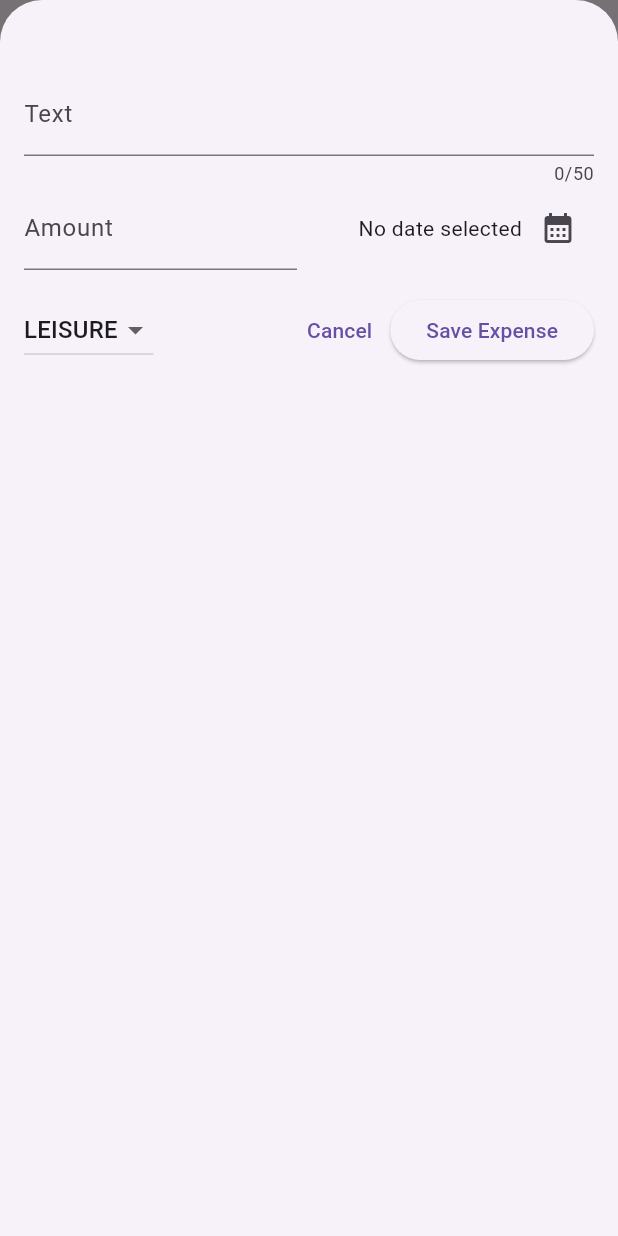
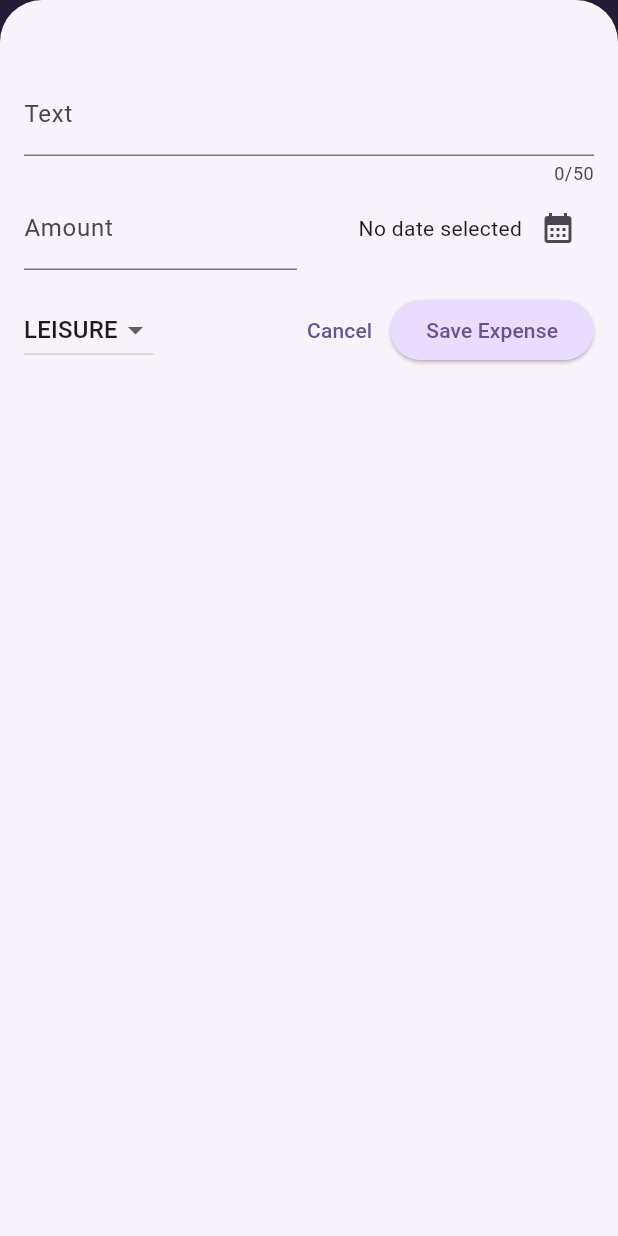
Before and after one commit to yordgenome03/flutter_expence_tracker, a Flutter app: the screen it shows after launch, after a tap on the "add" icon, on a phone screen of 412 x 824 dp. Run offline on Flutter 3.47's test engine with Material 3 defaults, Android fonts, the phone set to English and light mode, and no system bars.

Commit message:
add theme data

```diff
--- a/lib/main.dart
+++ b/lib/main.dart
@@ -1,10 +1,39 @@
 import 'package:expence_tracker/widgets/expenses.dart';
 import 'package:flutter/material.dart';
 
+var kColorScheme = ColorScheme.fromSeed(
+  seedColor: const Color.fromARGB(255, 96, 59, 181),
+);
+
 void main() {
   runApp(
-    const MaterialApp(
-      home: Expenses(),
+    MaterialApp(
+      theme: ThemeData().copyWith(
+        useMaterial3: true,
+        colorScheme: kColorScheme,
+        scaffoldBackgroundColor: kColorScheme.secondaryContainer,
+        cardTheme: const CardTheme().copyWith(
+          color: kColorScheme.secondaryContainer,
+          surfaceTintColor: kColorScheme.onSecondaryContainer,
+          margin: const EdgeInsets.symmetric(horizontal: 16, vertical: 8),
+        ),
+        appBarTheme: const AppBarTheme().copyWith(
+          backgroundColor: kColorScheme.onPrimaryContainer,
+          foregroundColor: kColorScheme.primaryContainer,
+        ),
+        elevatedButtonTheme: ElevatedButtonThemeData(
+          style: ElevatedButton.styleFrom(
+            backgroundColor: kColorScheme.primaryContainer,
+          ),
+        ),
+        textTheme: ThemeData().textTheme.copyWith(
+              titleLarge: TextStyle(
+                  fontWeight: FontWeight.normal,
+                  color: kColorScheme.onSecondaryContainer,
+                  fontSize: 14),
+            ),
+      ),
+      home: const Expenses(),
     ),
   );
 }
--- a/lib/widgets/expenses.dart
+++ b/lib/widgets/expenses.dart
@@ -77,6 +77,7 @@ class _ExpensesState extends State<Expenses> {
 
     return Scaffold(
       appBar: AppBar(
+        title: const Text('Flutter Expense Tracker'),
         actions: [
           IconButton(
             onPressed: _openAddExpenseOverlay,
```
